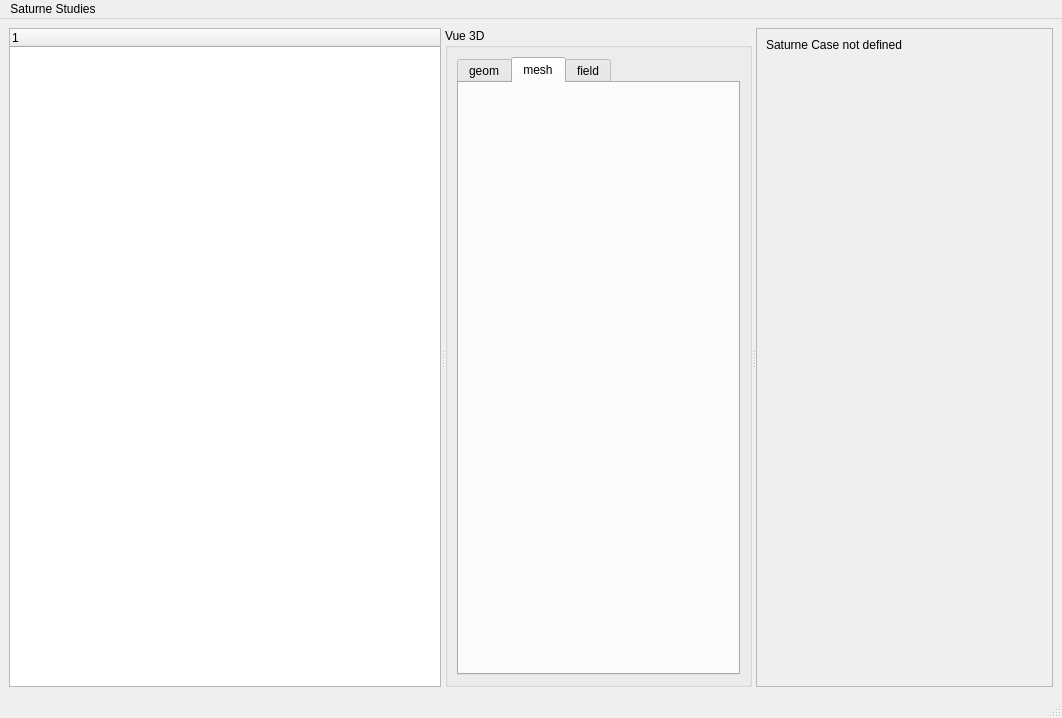
Above: src/SATURNE8GUI/mw_saturne8.ui from prascle/salome_cfd_extensions before the change. Below: the same form after it.
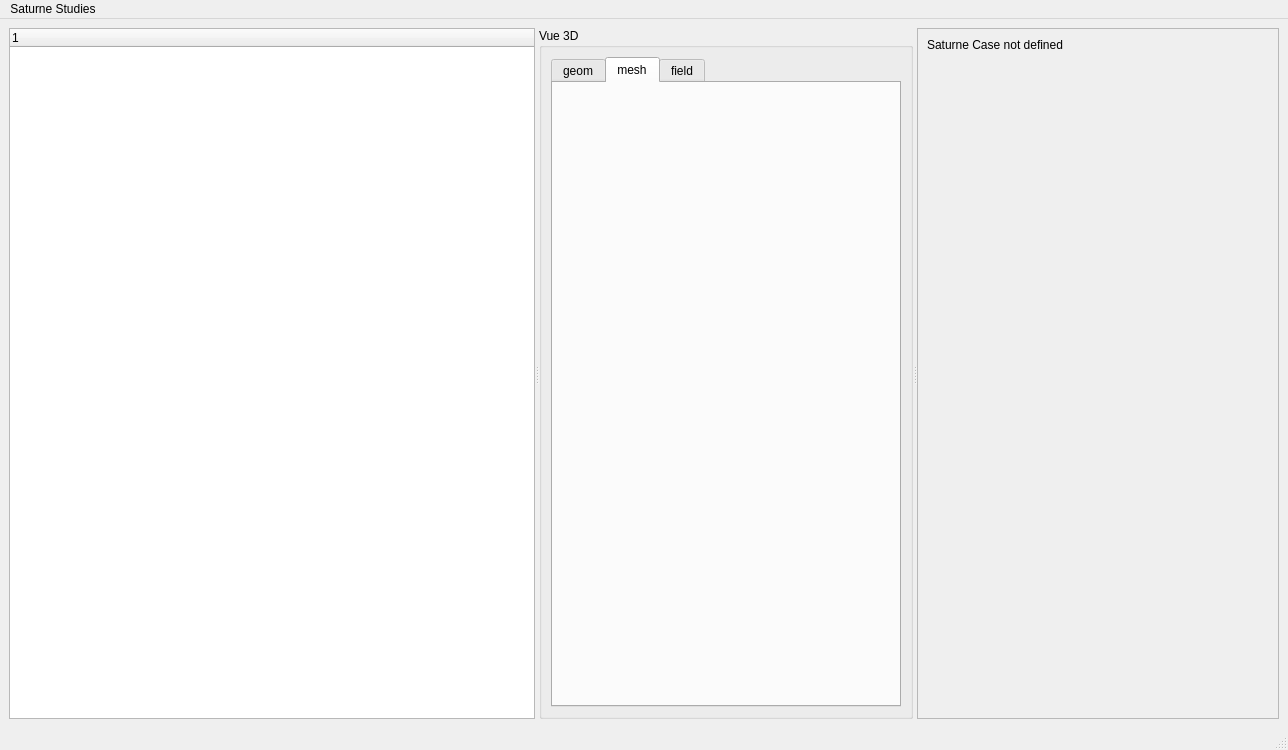
That is the form after the change. The open tabs and pages were chosen to show the change.

Patch:
```diff
--- a/src/SATURNE8GUI/mw_saturne8.ui
+++ b/src/SATURNE8GUI/mw_saturne8.ui
@@ -6,8 +6,8 @@
    <rect>
     <x>0</x>
     <y>0</y>
-    <width>1062</width>
-    <height>718</height>
+    <width>1288</width>
+    <height>750</height>
    </rect>
   </property>
   <property name="windowTitle">
@@ -21,6 +21,12 @@
        <enum>Qt::Horizontal</enum>
       </property>
       <widget class="QTreeWidget" name="tw_gauche">
+       <property name="sizePolicy">
+        <sizepolicy hsizetype="Preferred" vsizetype="Preferred">
+         <horstretch>0</horstretch>
+         <verstretch>0</verstretch>
+        </sizepolicy>
+       </property>
        <column>
         <property name="text">
          <string notr="true">1</string>
@@ -78,6 +84,12 @@
        </layout>
       </widget>
       <widget class="QFrame" name="fr_droite">
+       <property name="sizePolicy">
+        <sizepolicy hsizetype="Expanding" vsizetype="Preferred">
+         <horstretch>0</horstretch>
+         <verstretch>0</verstretch>
+        </sizepolicy>
+       </property>
        <property name="frameShape">
         <enum>QFrame::StyledPanel</enum>
        </property>
@@ -122,7 +134,7 @@
     <rect>
      <x>0</x>
      <y>0</y>
-     <width>1062</width>
+     <width>1288</width>
      <height>24</height>
     </rect>
    </property>
```
Left out of the diff: 2 changed lines with no effect on the pictures.
